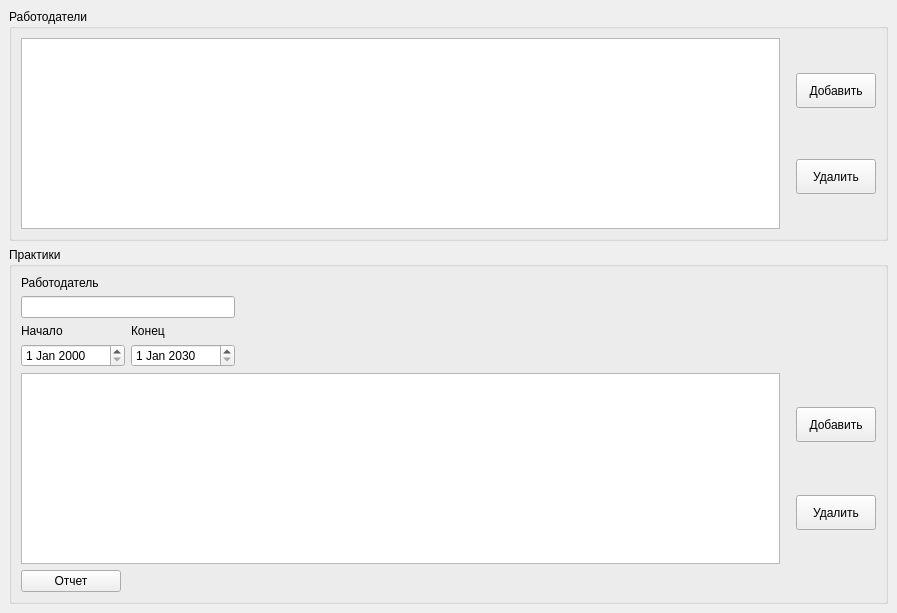
Old version of the form ui/mainwindow.ui in the repository 7enSmile/clientVKR.
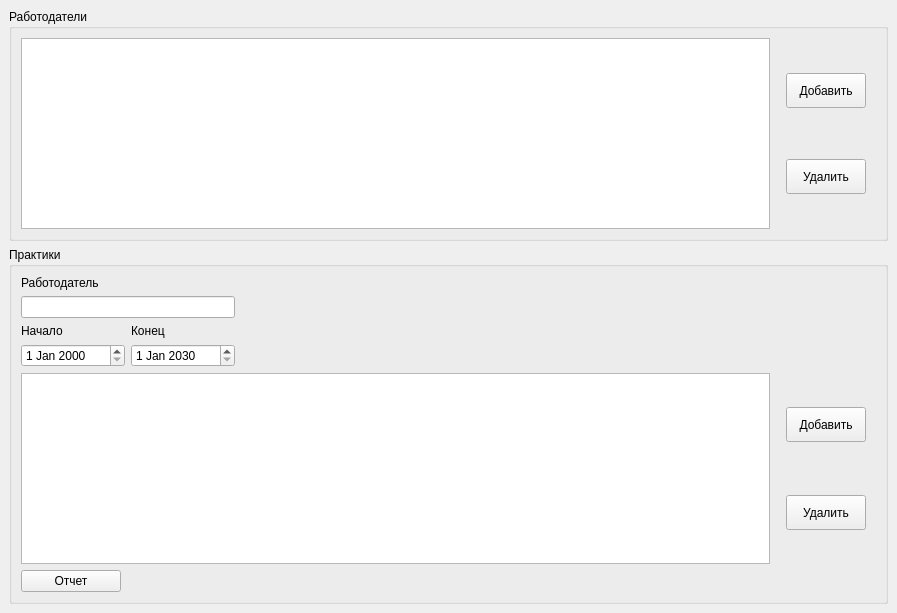
New version of the form.

Patch:
```diff
--- a/ui/mainwindow.ui
+++ b/ui/mainwindow.ui
@@ -43,7 +43,7 @@
               <bool>false</bool>
              </property>
              <attribute name="horizontalHeaderVisible">
-              <bool>true</bool>
+              <bool>false</bool>
              </attribute>
              <attribute name="horizontalHeaderCascadingSectionResizes">
               <bool>false</bool>
@@ -58,7 +58,7 @@
               <bool>true</bool>
              </attribute>
              <attribute name="verticalHeaderVisible">
-              <bool>true</bool>
+              <bool>false</bool>
              </attribute>
             </widget>
            </item>
@@ -126,6 +126,22 @@
            </item>
           </layout>
          </item>
+         <item>
+          <spacer name="horizontalSpacer_6">
+           <property name="orientation">
+            <enum>Qt::Horizontal</enum>
+           </property>
+           <property name="sizeType">
+            <enum>QSizePolicy::Fixed</enum>
+           </property>
+           <property name="sizeHint" stdset="0">
+            <size>
+             <width>10</width>
+             <height>20</height>
+            </size>
+           </property>
+          </spacer>
+         </item>
         </layout>
        </widget>
       </item>
@@ -248,7 +264,7 @@
               <enum>QAbstractItemView::SingleSelection</enum>
              </property>
              <attribute name="horizontalHeaderVisible">
-              <bool>true</bool>
+              <bool>false</bool>
              </attribute>
              <attribute name="horizontalHeaderCascadingSectionResizes">
               <bool>false</bool>
@@ -263,7 +279,7 @@
               <bool>true</bool>
              </attribute>
              <attribute name="verticalHeaderVisible">
-              <bool>true</bool>
+              <bool>false</bool>
              </attribute>
              <attribute name="verticalHeaderStretchLastSection">
               <bool>false</bool>
@@ -334,6 +350,22 @@
            </item>
           </layout>
          </item>
+         <item>
+          <spacer name="horizontalSpacer_7">
+           <property name="orientation">
+            <enum>Qt::Horizontal</enum>
+           </property>
+           <property name="sizeType">
+            <enum>QSizePolicy::Fixed</enum>
+           </property>
+           <property name="sizeHint" stdset="0">
+            <size>
+             <width>10</width>
+             <height>20</height>
+            </size>
+           </property>
+          </spacer>
+         </item>
         </layout>
        </item>
        <item>
```
